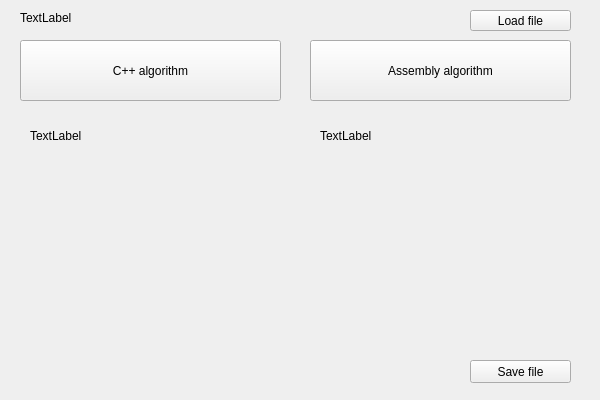
This is JAProjekt/JAProjekt/JAProjekt.ui in michalpatryk/PolslAssembly as Qt 5 draws it before an edit. The edited form follows.
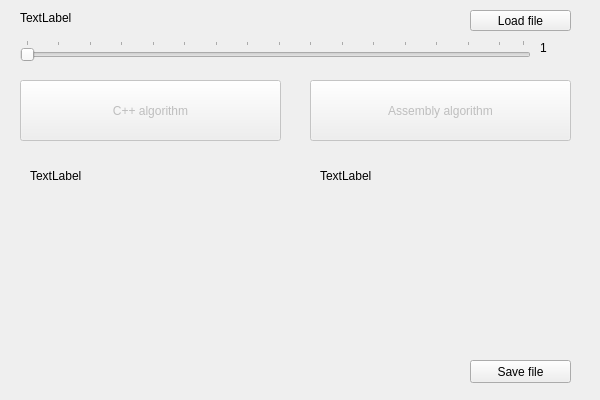
This is the edited form.

```diff
--- a/JAProjekt/JAProjekt/JAProjekt.ui
+++ b/JAProjekt/JAProjekt/JAProjekt.ui
@@ -40,10 +40,13 @@
    </property>
   </widget>
   <widget class="QPushButton" name="cppAlgButton">
+   <property name="enabled">
+    <bool>false</bool>
+   </property>
    <property name="geometry">
     <rect>
      <x>20</x>
-     <y>40</y>
+     <y>80</y>
      <width>261</width>
      <height>61</height>
     </rect>
@@ -53,10 +56,13 @@
    </property>
   </widget>
   <widget class="QPushButton" name="asmAlgButton">
+   <property name="enabled">
+    <bool>false</bool>
+   </property>
    <property name="geometry">
     <rect>
      <x>310</x>
-     <y>40</y>
+     <y>80</y>
      <width>261</width>
      <height>61</height>
     </rect>
@@ -69,7 +75,7 @@
    <property name="geometry">
     <rect>
      <x>30</x>
-     <y>110</y>
+     <y>150</y>
      <width>251</width>
      <height>51</height>
     </rect>
@@ -82,7 +88,7 @@
    <property name="geometry">
     <rect>
      <x>320</x>
-     <y>110</y>
+     <y>150</y>
      <width>251</width>
      <height>51</height>
     </rect>
@@ -104,6 +110,47 @@
     <string>Save file</string>
    </property>
   </widget>
+  <widget class="QSlider" name="coreHorizontalSlider">
+   <property name="geometry">
+    <rect>
+     <x>20</x>
+     <y>40</y>
+     <width>511</width>
+     <height>22</height>
+    </rect>
+   </property>
+   <property name="minimum">
+    <number>1</number>
+   </property>
+   <property name="maximum">
+    <number>64</number>
+   </property>
+   <property name="sliderPosition">
+    <number>1</number>
+   </property>
+   <property name="orientation">
+    <enum>Qt::Horizontal</enum>
+   </property>
+   <property name="tickPosition">
+    <enum>QSlider::TicksAbove</enum>
+   </property>
+   <property name="tickInterval">
+    <number>4</number>
+   </property>
+  </widget>
+  <widget class="QLabel" name="coreLabel">
+   <property name="geometry">
+    <rect>
+     <x>540</x>
+     <y>40</y>
+     <width>21</width>
+     <height>16</height>
+    </rect>
+   </property>
+   <property name="text">
+    <string>1</string>
+   </property>
+  </widget>
  </widget>
  <layoutdefault spacing="6" margin="11"/>
  <resources>
```
Left out of the diff: 19 changed lines with no effect on the pictures.
